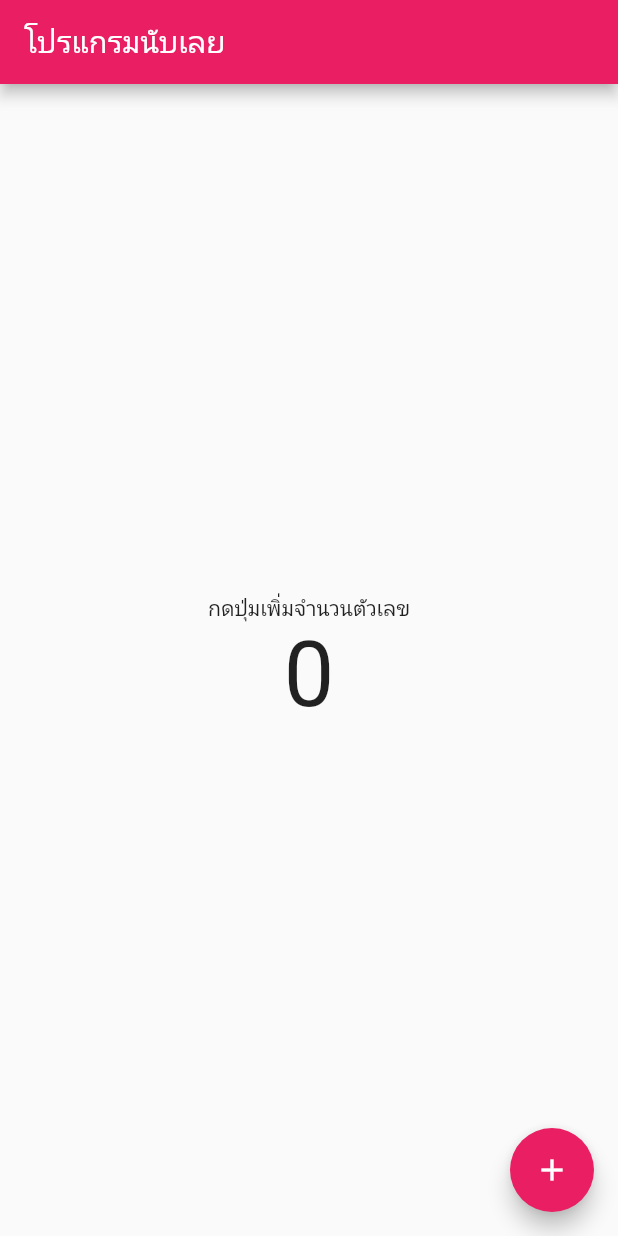
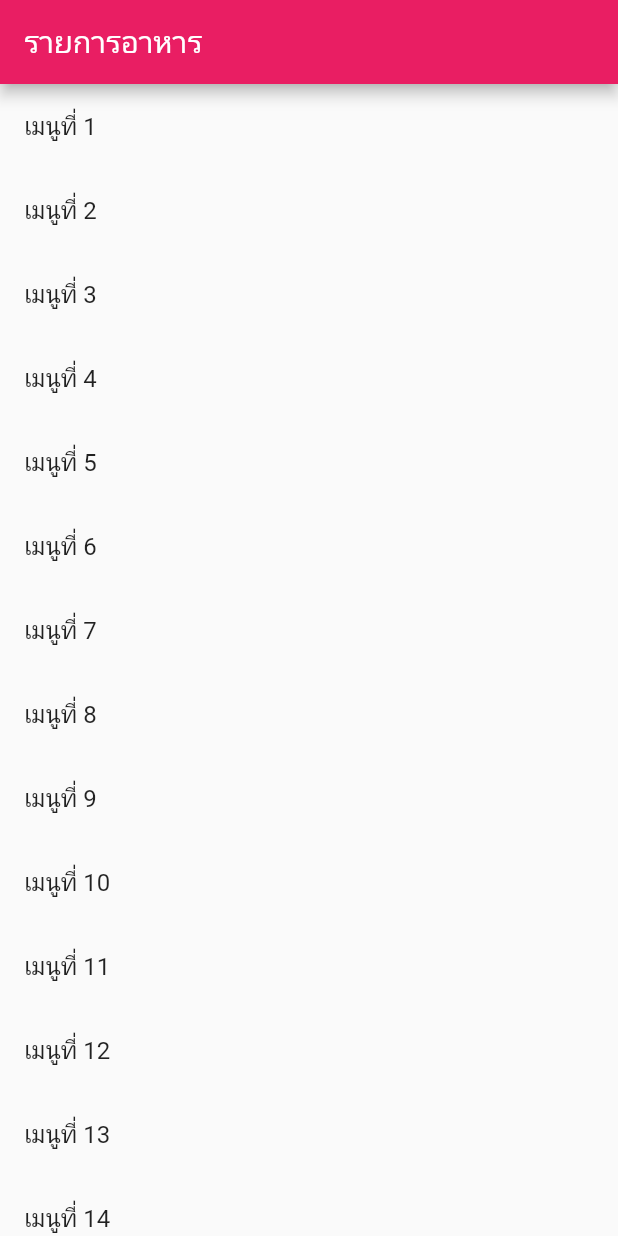
Before and after one commit to chutima2544/LAB4, a Flutter app: the screen it shows after launch, on a phone screen of 412 x 824 dp. Run offline on Flutter 3.47's test engine with Material 2 defaults, Android fonts, the phone set to English and light mode, and no system bars.

Commit message:
ListVievBuilder

```diff
--- a/lib/main.dart
+++ b/lib/main.dart
@@ -24,32 +24,19 @@ class MyHomePage extends StatefulWidget {
 class _MyHomePageState extends State<MyHomePage> {
   int number = 0; //การสร้าง state
 
+  //แสดงผลข้อมูล
   @override
   Widget build(BuildContext context) {
     return Scaffold(
-      appBar: AppBar(
-        title: Text("โปรแกรมนับเลย"),
-      ),
-      body: Center(
-        child: Column(
-          mainAxisAlignment: MainAxisAlignment.center,
-          children: [
-            Text("กดปุ่มเพิ่มจำนวนตัวเลข"),
-            Text(
-              "$number",
-              style: TextStyle(fontSize: 60),
-            ),
-          ],
+        appBar: AppBar(
+          title: Text("รายการอาหาร"),
         ),
-      ),
-      floatingActionButton: FloatingActionButton(
-        onPressed: () {
-          setState(() {
-            number++;
-          });
-        },
-        child: Icon(Icons.add),
-      ),
-    );
+        body: ListView.builder(
+          itemCount: 15,
+          itemBuilder: (BuildContext context, int index) {
+          return ListTile(
+            title: Text("เมนูที่ ${index+1}"),
+          );
+        }));
   }
 }
```
